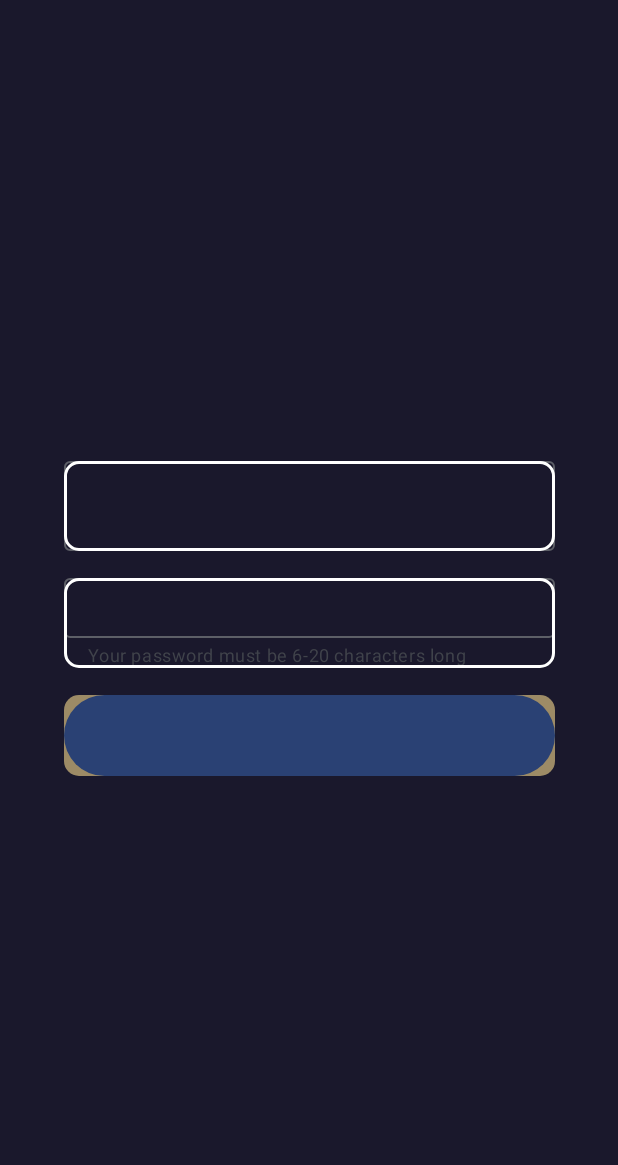
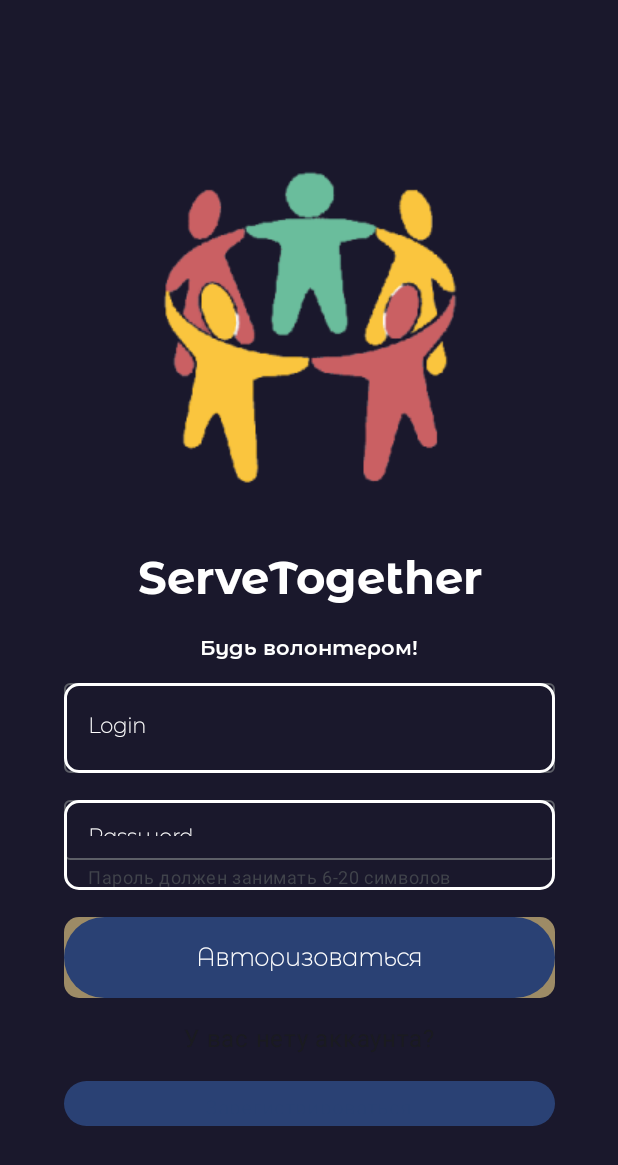
Before and after one commit to KirLeon/ServeTogether, an Android app built with Jetpack Compose: the composable AuthorizationScreen shown on its own in the app's theme, on a phone screen of 412 x 824 dp. Shown: the top 1165 px of the screen. Run offline under Robolectric (Android 15) with nearby library versions, the phone set to English and light mode, and no system bars.

Commit message:
#3U updated UI

```diff
--- a/app/src/main/java/com/codingub/hackathonproject/MainApp.kt
+++ b/app/src/main/java/com/codingub/hackathonproject/MainApp.kt
@@ -3,6 +3,9 @@ package com.codingub.hackathonproject
 import android.app.Application
 import dagger.hilt.android.HiltAndroidApp
 
+/**
+ *
+ */
 @HiltAndroidApp
 class MainApp : Application() {
 
--- a/app/src/main/java/com/codingub/hackathonproject/ui/screens/AuthorizationScreen.kt
+++ b/app/src/main/java/com/codingub/hackathonproject/ui/screens/AuthorizationScreen.kt
@@ -1,5 +1,6 @@
 package com.codingub.hackathonproject.ui.screens
 
+import androidx.compose.foundation.Image
 import androidx.compose.foundation.background
 import androidx.compose.foundation.border
 import androidx.compose.foundation.layout.Arrangement
@@ -21,9 +22,18 @@ import androidx.compose.runtime.getValue
 import androidx.compose.ui.Alignment
 import androidx.compose.ui.Modifier
 import androidx.compose.ui.graphics.Color
+import androidx.compose.ui.res.painterResource
+import androidx.compose.ui.res.stringResource
+import androidx.compose.ui.text.TextStyle
+import androidx.compose.ui.text.font.Font
+import androidx.compose.ui.text.font.FontFamily
+import androidx.compose.ui.text.font.FontWeight
 import androidx.compose.ui.text.input.PasswordVisualTransformation
+import androidx.compose.ui.text.style.TextAlign
 import androidx.compose.ui.tooling.preview.Preview
 import androidx.compose.ui.unit.dp
+import androidx.compose.ui.unit.sp
+import com.codingub.hackathonproject.R
 import com.codingub.hackathonproject.ui.validation.isPasswordValid
 
 @Composable
@@ -50,11 +60,18 @@ fun AuthorizationScreen(
             verticalArrangement = Arrangement.Center,
             horizontalAlignment = Alignment.CenterHorizontally
         ) {
-
+            UpperScreen()
+        Spacer(modifier = Modifier.fillMaxWidth().height(15.dp))
             OutlinedTextField(
                 value = text_login,
                 onValueChange = { text_login = it },
-                placeholder = {},
+                placeholder = { Text(text = "Login",
+                    style = TextStyle(
+                    fontSize = 14.sp,
+                    fontFamily = FontFamily(Font(R.font.monserrat_thin)),
+                    fontWeight = FontWeight(600),
+                    color = Color(0xFFFFFFFF))
+                )},
                 modifier = Modifier
                     .height(60.dp)
                     .width(327.dp)
@@ -76,9 +93,15 @@ fun AuthorizationScreen(
                         text_password = it
                     } },
                 supportingText = {
-                    Text(text = "Your password must be 6-20 characters long")
+                    Text(stringResource(R.string.support_text_password))
                 },
-                placeholder = {},
+                placeholder = {
+                    Text(text = "Password",
+                    style = TextStyle(
+                    fontSize = 14.sp,
+                    fontFamily = FontFamily(Font(R.font.monserrat_thin)),
+                    fontWeight = FontWeight(600),
+                    color = Color(0xFFFFFFFF)))},
                 modifier = Modifier
                     .height(60.dp)
                     .width(327.dp)
@@ -97,7 +120,7 @@ fun AuthorizationScreen(
             Button(
                 onClick = {
                     if (isPasswordValid(text_password)) {
-                        // хороший пароль
+
                     } else {
                         // плохой пароль
                     }
@@ -111,7 +134,42 @@ fun AuthorizationScreen(
                     )
 
             ) {
+                    Text(
+                        text = "Авторизоваться",
+                        style = TextStyle(
+                            fontSize = 16.sp,
+                            fontFamily = FontFamily(Font(R.font.monserrat_thin)),
+                            fontWeight = FontWeight(600),
+                            color = Color(0xFFFFFFFF),
+                            )
+                    )
+            }
 
+            Spacer(modifier = Modifier
+                .fillMaxWidth()
+                .height(15.dp))
+            Text(text = "У вас нету аккаунта?")
+            Spacer(modifier = Modifier
+                .fillMaxWidth()
+                .height(15.dp)
+            )
+            Button(
+                onClick = {
+
+                },
+                modifier = Modifier
+                    .width(327.dp)
+                    .height(30.dp)
+                    .background(
+                        color = Color.Transparent,
+                        shape = RoundedCornerShape(10.dp)
+                    )
+            ) {
+                Text(
+                    text = "Зарегистрироваться",
+                    color = Color(62, 131, 235, 1),
+                    fontSize = 14.sp
+                )
             }
         }
     }
@@ -119,8 +177,37 @@ fun AuthorizationScreen(
 
 }
 
-@Preview
 @Composable
-fun previewAuth(){
-    AuthorizationScreen()
+fun UpperScreen() {
+    Image(
+        painter = painterResource(R.drawable.main_icon), contentDescription = "main icon")
+
+    Spacer(modifier = Modifier
+        .height(10.dp)
+        .fillMaxWidth())
+
+    Text(
+        text = "ServeTogether",
+        style = androidx.compose.ui.text.TextStyle(
+            fontSize = 30.sp,
+            fontFamily = FontFamily(Font(R.font.monserrat_bold)),
+            fontWeight = FontWeight(800),
+            color = Color(0xFFFFFFFF),
+            textAlign = TextAlign.Center,
+        )
+    )
+
+    Spacer(modifier = Modifier
+        .fillMaxWidth()
+        .height(20.dp))
+
+    Text(
+        text = "Будь волонтером!",
+        style = androidx.compose.ui.text.TextStyle(
+            fontSize = 14.sp,
+            fontFamily = FontFamily(Font(R.font.monserrat_semibold)),
+            fontWeight = FontWeight(400),
+            color = Color(0xFFFFFFFF),
+        )
+    )
 }
--- a/app/src/main/res/values/strings.xml
+++ b/app/src/main/res/values/strings.xml
@@ -1,3 +1,7 @@
 <resources>
     <string name="app_name">HackathonProject</string>
+    <string name = "placeholder_phone_text">Номер телефона</string>
+    <string name = "placeholder_password">Пароль</string>
+    <string name = "support_text_password">Пароль должен занимать 6-20 символов</string>
+    <string name="placeholder_invite_key">Пригласительный код</string>
 </resources>
```
Also changed, not shown: app/src/main/java/com/codingub/hackathonproject/ui/MainActivity.kt (+5 -19 lines), app/src/main/java/com/codingub/hackathonproject/ui/screens/KeyRegistrationScreen.kt (added, +104 -0 lines).
